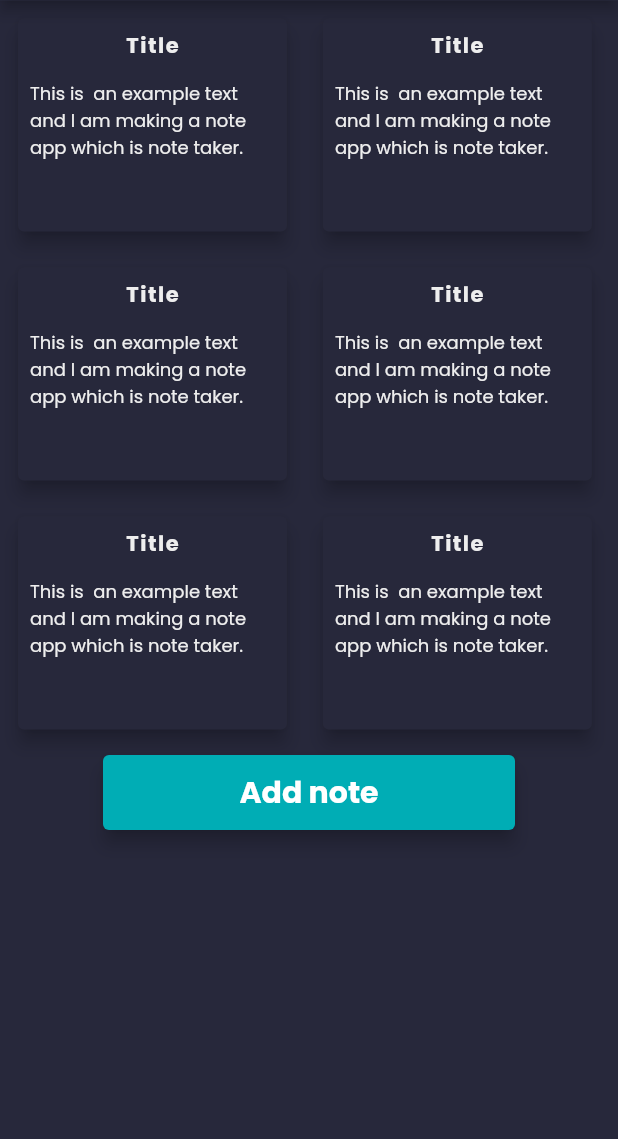
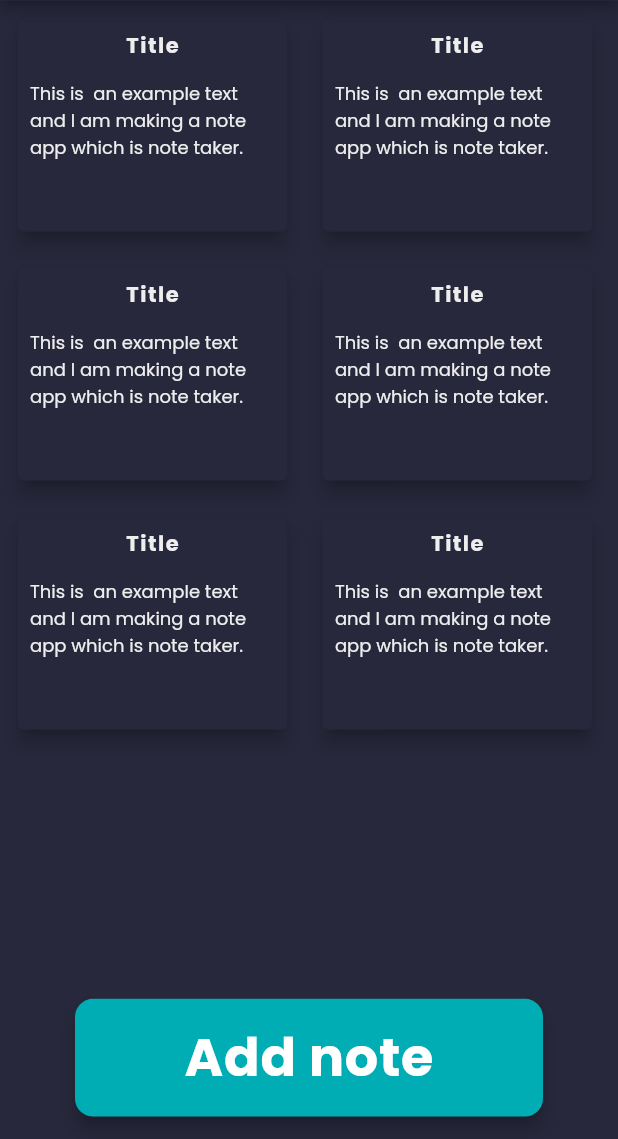
Before and after one commit to rahul-chaudhary/greatest-notes-app, a Flutter app: the screen it shows after launch, on a phone screen of 412 x 824 dp, the part 97-1236 px from its top. Run offline on Flutter 3.47's test engine with Material 2 defaults, Android fonts, the phone set to English and light mode, and no system bars; our stand-ins replace google_fonts.

Commit message:
Still in Alpha

```diff
--- a/lib/homepage.dart
+++ b/lib/homepage.dart
@@ -33,8 +33,12 @@ class _HomepageState extends State<Homepage> {
         centerTitle: true,
       ),
       body: Column(
+        crossAxisAlignment: CrossAxisAlignment.stretch,
+        mainAxisSize: MainAxisSize.max,
         children: [
-          SingleChildScrollView(
+          Expanded(
+            flex: 6,
+            child: SingleChildScrollView(
                 scrollDirection: Axis.vertical,
                 child: Column(
                   children: [
@@ -58,23 +62,26 @@ class _HomepageState extends State<Homepage> {
                     ),
                   ],
                 )),
-          Padding(
-            padding: const EdgeInsets.symmetric(vertical: 5.0, horizontal: 8.0),
-            child: SizedBox(
-              width: scrnWth / 1.5,
-              height: 50.0,
+          ),
+          Expanded(
+            flex: 1,
+            child: Padding(
+              padding:
+                  const EdgeInsets.symmetric(vertical: 15.0, horizontal: 50.0),
               child: ElevatedButton(
-                child: Text(
+                child: const Text(
                   "Add note",
                   style: TextStyle(
-                    fontSize: 20.0,
-                    fontWeight: FontWeight.bold,
+                    fontSize: 35.0,
+                    letterSpacing: 0.5,
+                    fontWeight: FontWeight.w700,
                   ),
                 ),
-                style: ButtonStyle(
-                  backgroundColor:
-                      MaterialStateProperty.all<Color>(clr.clrTeal),
-                  elevation: MaterialStateProperty.all<double>(5.0),
+                style: ElevatedButton.styleFrom(
+                  shape: RoundedRectangleBorder(
+                      borderRadius: BorderRadius.circular(12.0)),
+                  primary: clr.clrTeal,
+                  elevation: 5.0,
                 ),
                 onPressed: () {},
               ),
```
Lines whose indentation alone changed are shown as unchanged.
